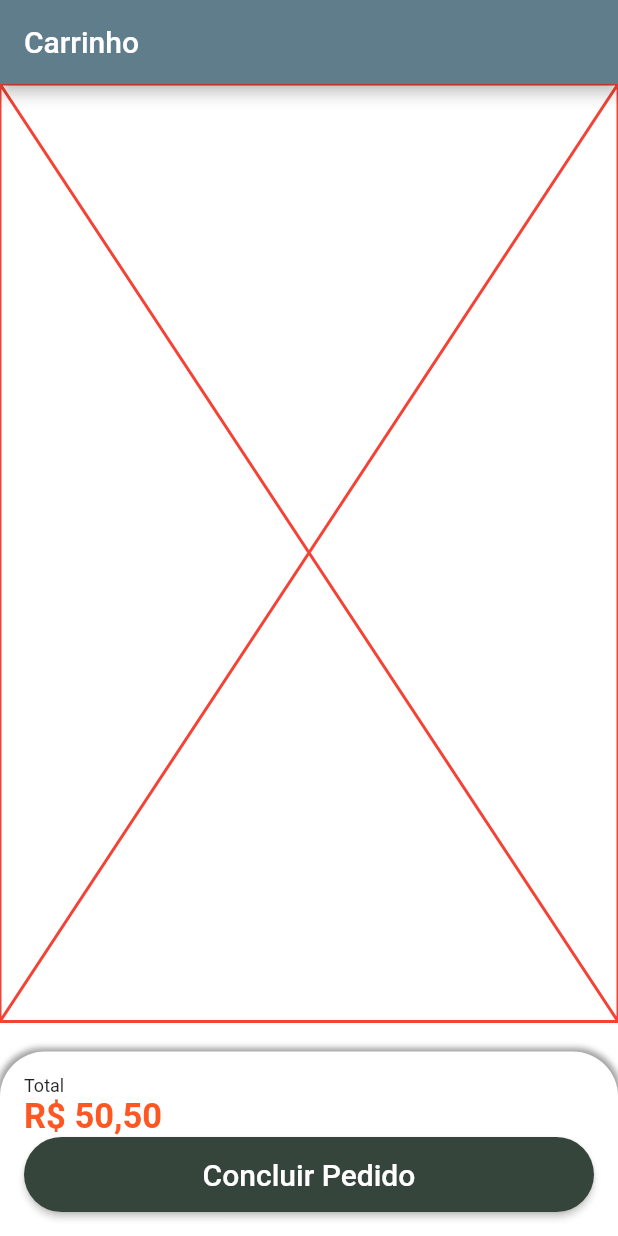
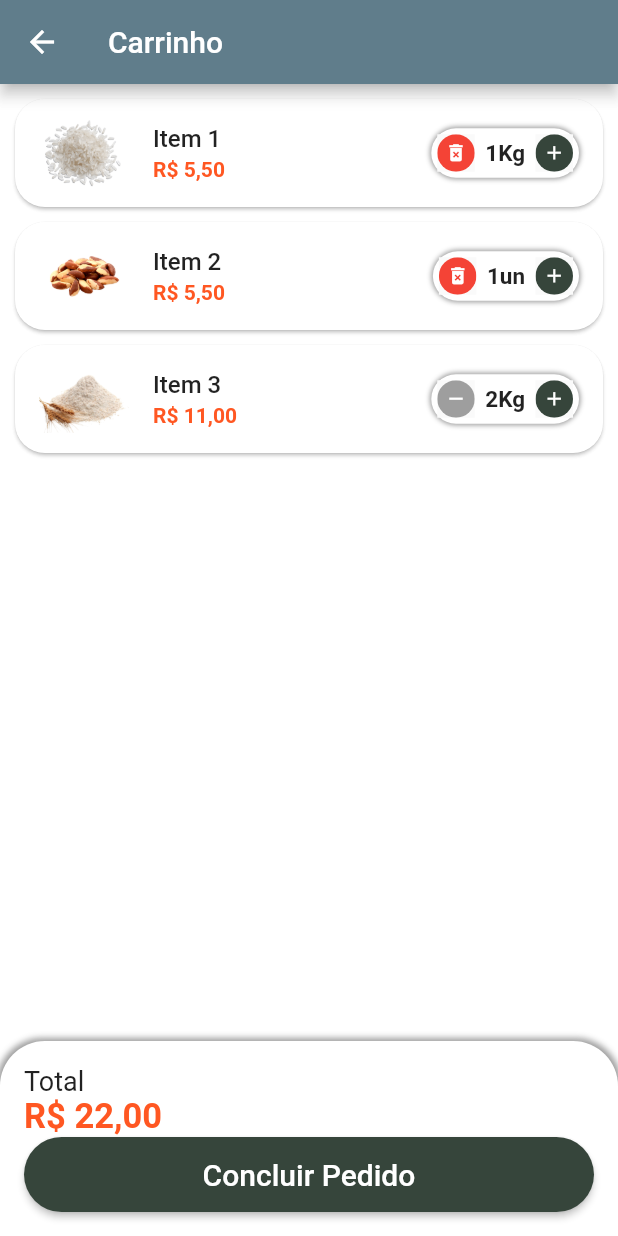
Before and after one commit to carlostoni/Flutter-Sales-App, a Flutter app: the CartTab screen opened directly, on a phone screen of 412 x 824 dp. Run offline on Flutter 3.47's test engine with Material 2 defaults, Android fonts, the light colour scheme and no system bars; our stand-ins replace animated_text_kit, badges, mask_text_input_formatter.

Commit message:
update 0.6.8

```diff
--- a/lib/src/config/app_data.dart
+++ b/lib/src/config/app_data.dart
@@ -1,4 +1,6 @@
+import 'package:vendas/src/models/cart_item_model.dart';
 import 'package:vendas/src/models/item_model.dart';
+import 'package:vendas/src/models/user_model.dart';
 
 ItemModel item_1 = ItemModel(
   description: 'Item 1',
@@ -59,3 +61,24 @@ List<String> categories = [
   'Lista 4',
   'Lista 5',
 ];
+List<CartItemModel> cartItems = [
+  CartItemModel(
+    item: item_1,
+    quantity: 1,
+  ),
+  CartItemModel(
+    item: item_2,
+    quantity: 1,
+  ),
+  CartItemModel(
+    item: item_3,
+    quantity: 2,
+  ),
+];
+
+UserModel user = UserModel(
+    name: 'carlos',
+    email: 'carlos@gmail.com',
+    celular: '99 9 9999-9999',
+    cpf: '999.999.999-99',
+    senha: '');
--- /dev/null
+++ b/lib/src/models/cart_item_model.dart
@@ -0,0 +1,12 @@
+import 'package:vendas/src/models/item_model.dart';
+
+class CartItemModel {
+  ItemModel item;
+  int quantity;
+
+  CartItemModel({
+    required this.item,
+    required this.quantity,
+  });
+  double totasPrice() => item.price * quantity;
+}
--- a/lib/src/pages/auth/sign_in_screen.dart
+++ b/lib/src/pages/auth/sign_in_screen.dart
@@ -5,7 +5,7 @@ import 'package:vendas/src/config/custom_colors.dart';
 import 'package:vendas/src/pages/auth/sign_up_screen.dart';
 import 'package:vendas/src/pages/base/base_screen.dart';
 
-import 'components/custom_text_field.dart';
+import '../common_widgets/custom_text_field.dart';
 
 class SignInScreen extends StatelessWidget {
   const SignInScreen({Key? key}) : super(key: key);
--- a/lib/src/pages/auth/sign_up_screen.dart
+++ b/lib/src/pages/auth/sign_up_screen.dart
@@ -2,7 +2,7 @@ import 'package:flutter/material.dart';
 import 'package:mask_text_input_formatter/mask_text_input_formatter.dart';
 
 import 'package:vendas/src/config/custom_colors.dart';
-import 'package:vendas/src/pages/auth/components/custom_text_field.dart';
+import 'package:vendas/src/pages/common_widgets/custom_text_field.dart';
 
 class SignUpScreen extends StatelessWidget {
    SignUpScreen({Key? key}) : super(key: key);
--- a/lib/src/pages/base/base_screen.dart
+++ b/lib/src/pages/base/base_screen.dart
@@ -1,6 +1,7 @@
 import 'package:flutter/material.dart';
 import 'package:vendas/src/pages/cart/cart_tab.dart';
 import 'package:vendas/src/pages/home/home_tab.dart';
+import 'package:vendas/src/pages/profile/profile_tab.dart';
 
 class BaseScreen extends StatefulWidget {
   const BaseScreen({Key? key}) : super(key: key);
@@ -21,9 +22,9 @@ class _BaseScreenState extends State<BaseScreen> {
           controller: pageController,
           children: [
             const HomeTab(),
-            CartTab(),
+            const CartTab(),
             Container(color: Colors.blue),
-            Container(color: Colors.purple),
+            const ProfileTab(),
           ],
         ),
         bottomNavigationBar: BottomNavigationBar(
--- a/lib/src/pages/cart/cart_tab.dart
+++ b/lib/src/pages/cart/cart_tab.dart
@@ -1,11 +1,33 @@
 import 'package:flutter/material.dart';
 import 'package:vendas/src/config/custom_colors.dart';
+import 'package:vendas/src/models/cart_item_model.dart';
+import 'package:vendas/src/pages/cart/components/cart_tile.dart';
 import 'package:vendas/src/services/utils_services.dart';
+import 'package:vendas/src/config/app_data.dart' as appData;
 
-class CartTab extends StatelessWidget {
-  CartTab({Key? key}) : super(key: key);
+class CartTab extends StatefulWidget {
+  const CartTab({Key? key}) : super(key: key);
 
+  @override
+  State<CartTab> createState() => _CartTabState();
+}
+
+class _CartTabState extends State<CartTab> {
   final UtilsServices utilsServices = UtilsServices();
+
+  void removeItemFromCart(CartItemModel cartITem) {
+    setState(() {
+      appData.cartItems.remove(cartITem);
+    });
+  }
+
+  double cartTotalPrice() {
+    double total = 0;
+    for (var item in appData.cartItems) {
+      total += item.totasPrice();
+    }
+    return total;
+  }
 
   @override
   Widget build(BuildContext context) {
@@ -15,9 +37,15 @@ class CartTab extends StatelessWidget {
       ),
       body: Column(
         children: [
-          const Expanded(
-            child: Placeholder(
-              color: Colors.red,
+          Expanded(
+            child: ListView.builder(
+              itemCount: appData.cartItems.length,
+              itemBuilder: (_, index) {
+                return CartTile(
+                  cartItem: appData.cartItems[index],
+                  remove: removeItemFromCart,
+                );
+              },
             ),
           ),
           const SizedBox(height: 20),
@@ -42,11 +70,11 @@ class CartTab extends StatelessWidget {
                 const Text(
                   'Total',
                   style: TextStyle(
-                    fontSize: 12,
+                    fontSize: 18,
                   ),
                 ),
                 Text(
-                  utilsServices.priceToCurrency(50.5),
+                  utilsServices.priceToCurrency(cartTotalPrice()),
                   style: TextStyle(
                     fontSize: 23,
                     color: CustomColors.customContrastColor,
@@ -62,7 +90,10 @@ class CartTab extends StatelessWidget {
                         borderRadius: BorderRadius.circular(40),
                       ),
                     ),
-                    onPressed: () {},
+                    onPressed: () async {
+                     bool? result = await showOrderConfirmation();
+                     print(result);
+                    },
                     child: const Text(
                       'Concluir Pedido',
                       style: TextStyle(
@@ -78,4 +109,38 @@ class CartTab extends StatelessWidget {
       ),
     );
   }
+
+  Future<bool?> showOrderConfirmation() {
+    return showDialog<bool>(
+      context: context,
+      builder: (context) {
+        return AlertDialog(
+          shape: RoundedRectangleBorder(
+            borderRadius: BorderRadius.circular(30),
+          ),
+          title: const Text('Confirmação'),
+          content: const Text('Concluir Pedido?'),
+          actions: [
+            TextButton(
+              onPressed: () {
+                Navigator.of(context).pop(false);
+              },
+              child: const Text('Não'),
+            ),
+            ElevatedButton(
+              style: ElevatedButton.styleFrom(
+                shape: RoundedRectangleBorder(
+                  borderRadius: BorderRadius.circular(30),
+                ),
+              ),
+              onPressed: () {
+                Navigator.of(context).pop(true);
+              },
+              child: const Text('Sim'),
+            )
+          ],
+        );
+      },
+    );
+  }
 }
--- /dev/null
+++ b/lib/src/pages/cart/components/cart_tile.dart
@@ -0,0 +1,77 @@
+import 'package:flutter/material.dart';
+import 'package:vendas/src/config/custom_colors.dart';
+import 'package:vendas/src/models/cart_item_model.dart';
+import 'package:vendas/src/pages/common_widgets/quantity_widget.dart';
+import 'package:vendas/src/services/utils_services.dart';
+
+class CartTile extends StatefulWidget {
+  final CartItemModel cartItem;
+final Function (CartItemModel) remove;
+
+  const CartTile({
+    Key? key,
+    required this.cartItem,
+    required this.remove,
+  }) : super(key: key);
+
+  @override
+  State<CartTile> createState() => _CartTileState();
+}
+
+class _CartTileState extends State<CartTile> {
+  final UtilsServices utilsServices = UtilsServices();
+
+  @override
+  Widget build(BuildContext context) {
+    return Card(
+      margin: const EdgeInsets.fromLTRB(10, 10, 10, 0),
+      shape: RoundedRectangleBorder(
+        borderRadius: BorderRadius.circular(20),
+      ),
+      child: ListTile(
+        //imagem image
+
+        leading: Image.asset(
+          widget.cartItem.item.imgUrl,
+          height: 60,
+          width: 60,
+        ),
+
+        //titulo title
+
+        title: Text(
+          widget.cartItem.item.itemName,
+          style: const TextStyle(fontWeight: FontWeight.w500),
+        ),
+        //total
+
+        subtitle: Text(
+          utilsServices.priceToCurrency(widget.cartItem.totasPrice()),
+          style: TextStyle(
+            color: CustomColors.customContrastColor,
+            fontWeight: FontWeight.bold,
+          ),
+        ),
+
+        //quantidade quantity
+
+        trailing: QuantityWidget(
+          suffixText: widget.cartItem.item.unit,
+          value: widget.cartItem.quantity,
+          result: (quantity) {
+            setState(() {
+              widget.cartItem.quantity = quantity;
+              if(quantity == 0){
+                //remover item do carrinho remove item from cart
+
+                widget.remove(widget.cartItem);
+              }
+
+            });
+          },
+          isRemovable: true,
+        ),
+      ),
+    );
+  }
+}
--- a/lib/src/pages/common_widgets/quantity_widget.dart
+++ b/lib/src/pages/common_widgets/quantity_widget.dart
@@ -5,11 +5,14 @@ class QuantityWidget extends StatelessWidget {
   final int value;
   final String suffixText;
   final Function(int quantity) result;
+final bool isRemovable;
+
   const QuantityWidget({
     Key? key,
     required this.suffixText,
     required this.value,
     required this.result,
+    this.isRemovable = false,
   }) : super(key: key);
 
   @override
@@ -28,14 +31,16 @@ class QuantityWidget extends StatelessWidget {
         ],
       ),
       child: Row(
+        mainAxisSize: MainAxisSize.min,
         children: [
           _QuantityButton(
-            icon: Icons.remove,
-            color: Colors.grey,
+            icon: !isRemovable || value > 1 ? Icons.remove : Icons.delete_forever,
+            color: !isRemovable || value > 1 ? Colors.grey :Colors.red,
             onPressed: () {
-              if (value == 1) return;
+              if (value == 1 && !isRemovable) return;
               int resultCount = value - 1;
-              result(resultCount);},
+              result(resultCount);
+            },
           ),
           Padding(
             padding: const EdgeInsets.symmetric(horizontal: 7),
```
Also changed, not shown: lib/src/models/user_model.dart (added, +15 -0 lines), lib/src/pages/common_widgets/custom_text_field.dart (renamed from lib/src/pages/auth/components/custom_text_field.dart). Lines whose indentation alone changed are shown as unchanged.
